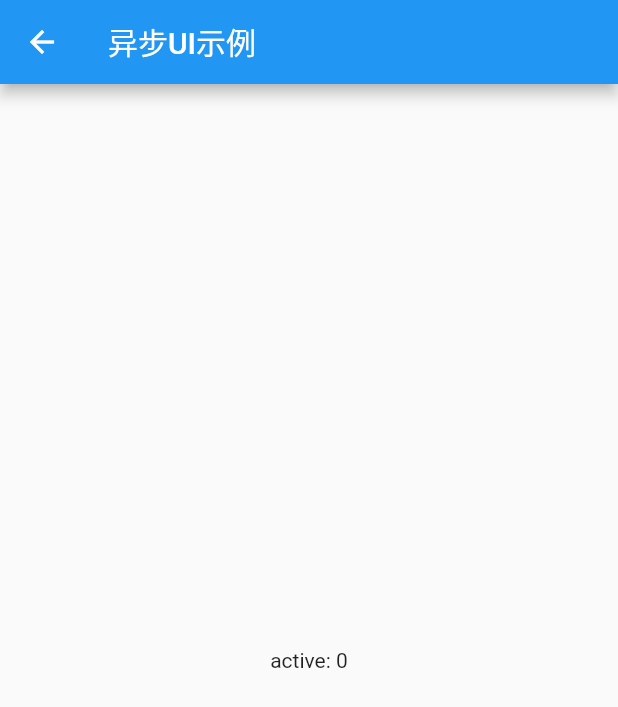
After one commit to doomiracle/study_flutter, a Flutter app: the screen it shows after launch, after a tap on "异步UI", on a phone screen of 412 x 824 dp. The commit adds this screen. Shown: the top 707 px of the screen. Run offline on Flutter 3.47's test engine with Material 2 defaults, Android fonts, the phone set to English and light mode, and no system bars; our stand-ins replace fluttertoast.

Commit message:
Dialog组件

```diff
--- /dev/null
+++ b/lib/future/FuturePage.dart
@@ -0,0 +1,95 @@
+import 'package:flutter/material.dart';
+
+/// 异步UI
+class FuturePage extends StatelessWidget {
+  @override
+  Widget build(BuildContext context) {
+    return Scaffold(
+      appBar: AppBar(
+        title: Text("异步UI示例"),
+      ),
+      body: StreamBuilder1(),
+    );
+  }
+}
+
+/// FutureBuilder
+/// 会依赖一个Future，它会根据所依赖的Future的状态来动态构建自身。
+/// 常用属性：
+///       future  FutureBuilder依赖的Future，通常是一个异步耗时任务。
+///       initialData 初始数据，用户设置默认数据。
+///       builder Widget构建器；该构建器会在Future执行的不同阶段被多次调用
+///
+/// ConnectionState状态说明：
+///       done  异步任务已经终止
+///       none  比如[FutureBuilder]的[future]为null时
+///       waiting 异步任务处于等待状态
+///       active  Stream处于激活状态（流上已经有数据传递了），对于FutureBuilder没有该状态；只会在 StreamBuilder 中出现
+class FutureBuilder1 extends StatelessWidget {
+  @override
+  Widget build(BuildContext context) {
+    return Center(
+      child: FutureBuilder<String>(
+        future: mockNetworkData(),
+        builder: (BuildContext context, AsyncSnapshot snapshot) {
+          // 请求已结束
+          if (snapshot.connectionState == ConnectionState.done) {
+            if (snapshot.hasError) {
+              // 请求失败，显示错误
+              return Text("Error: ${snapshot.error}");
+            } else {
+              // 请求成功，显示数据
+              return Text("Contents: ${snapshot.data}");
+            }
+          } else {
+            // 请求未结束，显示loading
+            return CircularProgressIndicator();
+          }
+        },
+      ),
+    );
+  }
+}
+
+/// 模拟一个异步任务
+Future<String> mockNetworkData() async {
+  return Future.delayed(Duration(seconds: 2), () => "我是从互联网上获取的数据");
+}
+
+/// StreamBuilder
+/// 会依赖一个Stream，它会根据所依赖的Stream的状态来动态构建自身。
+/// 常用属性：
+///       stream  StreamBuilder依赖的Stream，通常是一个异步耗时任务。
+///       initialData 初始数据，用户设置默认数据。
+///       builder Widget构建器；该构建器会在Stream执行的不同阶段被多次调用
+class StreamBuilder1 extends StatelessWidget {
+  @override
+  Widget build(BuildContext context) {
+    return Center(
+      child: StreamBuilder<int>(
+        stream: counter(),
+        builder: (BuildContext context, AsyncSnapshot snapshot) {
+          if (snapshot.hasError) return Text('Error: ${snapshot.error}');
+          switch (snapshot.connectionState) {
+            case ConnectionState.none:
+              return Text('没有Stream');
+            case ConnectionState.waiting:
+              return Text('等待数据...');
+            case ConnectionState.active:
+              return Text('active: ${snapshot.data}');
+            case ConnectionState.done:
+              return Text('Stream已关闭');
+          }
+          return null; // unreachable
+        },
+      ),
+    );
+  }
+}
+
+/// 模拟一个Stream，每隔一秒返回一个数字
+Stream<int> counter() {
+  return Stream.periodic(Duration(seconds: 1), (i) {
+    return i;
+  });
+}
--- a/lib/main.dart
+++ b/lib/main.dart
@@ -1,7 +1,9 @@
 import 'package:flutter/material.dart';
 
 import 'widgets/WidgetPage.dart';
+import 'dialog/DialogPage.dart';
 import 'theme/ThemePage.dart';
+import 'future/FuturePage.dart';
 
 void main() {
   // 入口方法
@@ -43,13 +45,21 @@ class MyHomePage extends StatelessWidget {
         ),
         body: Container(
           padding: EdgeInsets.all(10.0),
-        child:  Wrap(
+          child: Wrap(
             spacing: 8.0,
             children: <Widget>[
               ElevatedButton(
                 onPressed: () => _navigatorPush(context, WidgetPage()),
+                child: Text("Widget",
+                    style: TextStyle(fontWeight: FontWeight.bold)),
+                style: ButtonStyle(
+                  backgroundColor: MaterialStateProperty.all(Colors.blue),
+                ),
+              ),
+              ElevatedButton(
+                onPressed: () => _navigatorPush(context, DialogPage()),
                 child:
-              Text("Widget", style: TextStyle(fontWeight: FontWeight.bold)),
+                Text("Dialog", style: TextStyle(fontWeight: FontWeight.bold)),
                 style: ButtonStyle(
                   backgroundColor: MaterialStateProperty.all(Colors.blue),
                 ),
@@ -62,9 +72,16 @@ class MyHomePage extends StatelessWidget {
                   backgroundColor: MaterialStateProperty.all(Colors.blue),
                 ),
               ),
+              ElevatedButton(
+                onPressed: () => _navigatorPush(context, FuturePage()),
+                child:
+                    Text("异步UI", style: TextStyle(fontWeight: FontWeight.bold)),
+                style: ButtonStyle(
+                  backgroundColor: MaterialStateProperty.all(Colors.blue),
+                ),
+              ),
             ],
           ),
-      )
-    );
+        ));
   }
 }
```
Also changed, not shown: lib/dialog/DialogPage.dart (added, +351 -0 lines). Lines whose indentation alone changed are shown as unchanged.
